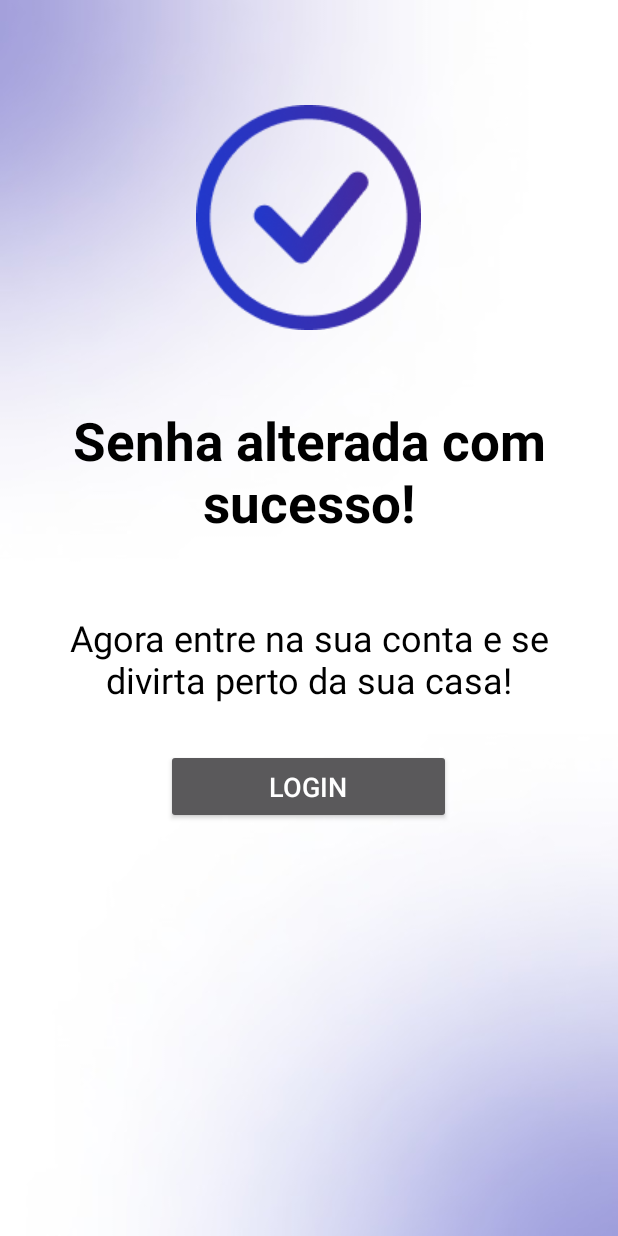
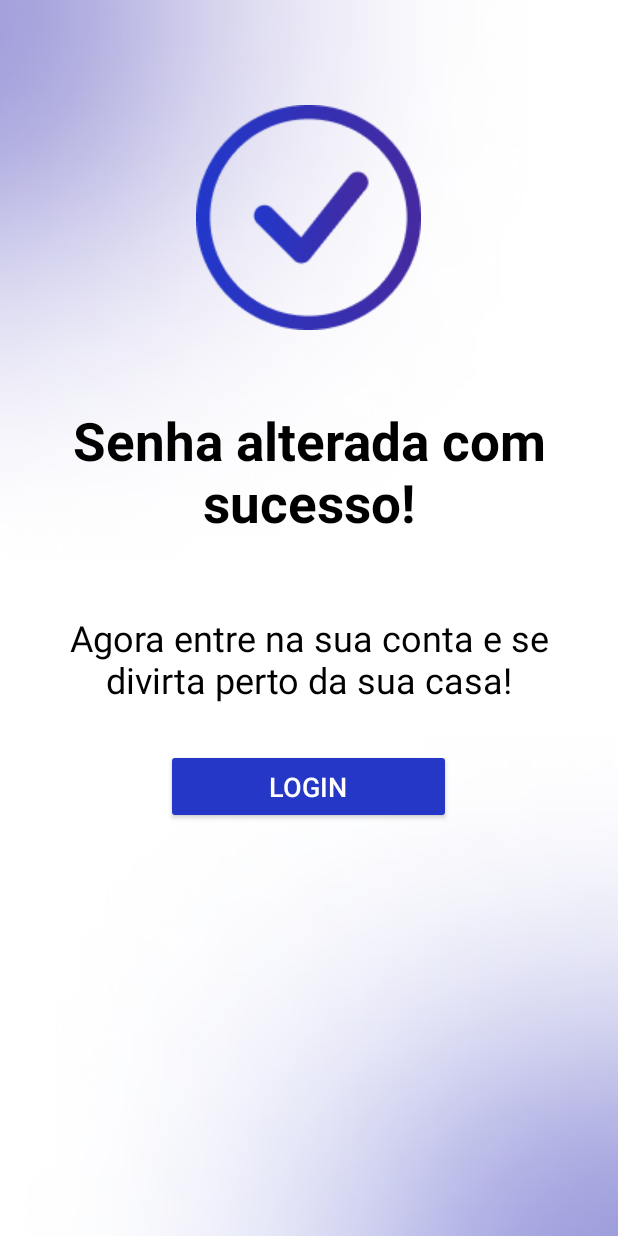
Before and after one commit to AndreSntos/KnowU, an Android app: the screen it shows after launch (PasswordSucessActivity), on a phone screen of 412 x 824 dp. Run offline under Robolectric (Android 15) with nearby library versions, the phone set to English and light mode, and no system bars.

Commit message:
fix: button background color of activity_senha_alterada_sucesso

```diff
--- a/Front End/app/src/main/res/layout/activity_senha_alterada_sucesso.xml
+++ b/Front End/app/src/main/res/layout/activity_senha_alterada_sucesso.xml
@@ -62,7 +62,8 @@
             android:layout_marginTop="30dp"
             android:text="Login"
             android:textSize="18sp"
-            app:cornerRadius="10dp" />
+            app:cornerRadius="10dp"
+            android:backgroundTint="@color/primary_blue"/>
 
 
     </LinearLayout>
```
Also changed, not shown: Front End/app/src/main/AndroidManifest.xml (+4 -4 lines).
